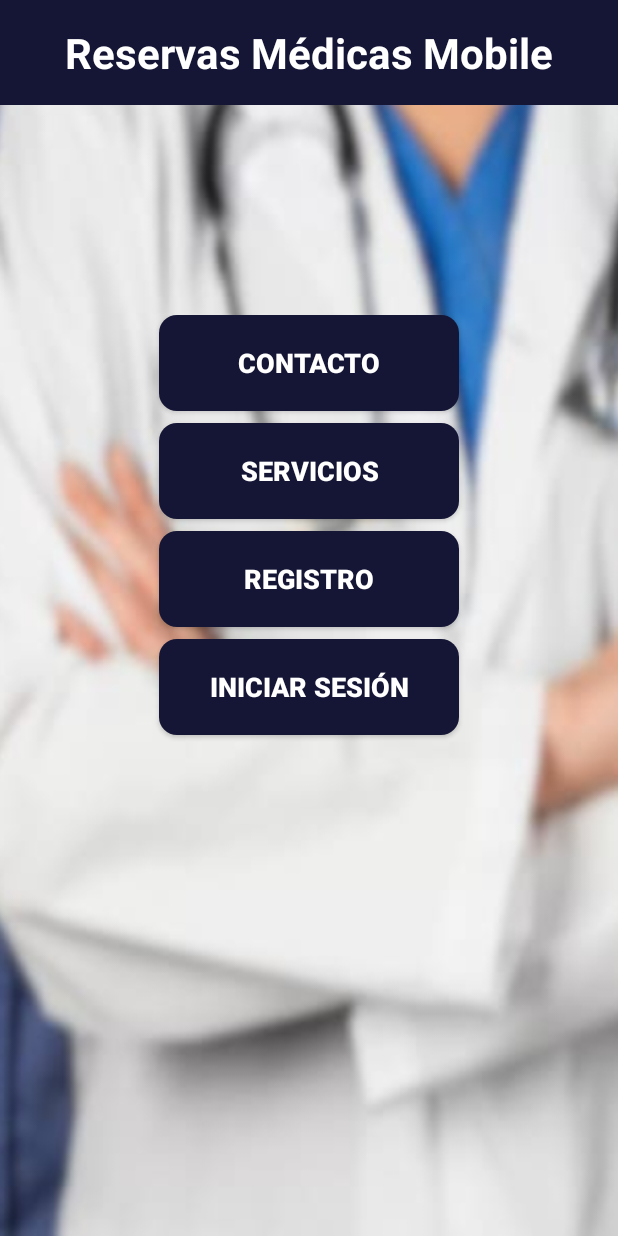
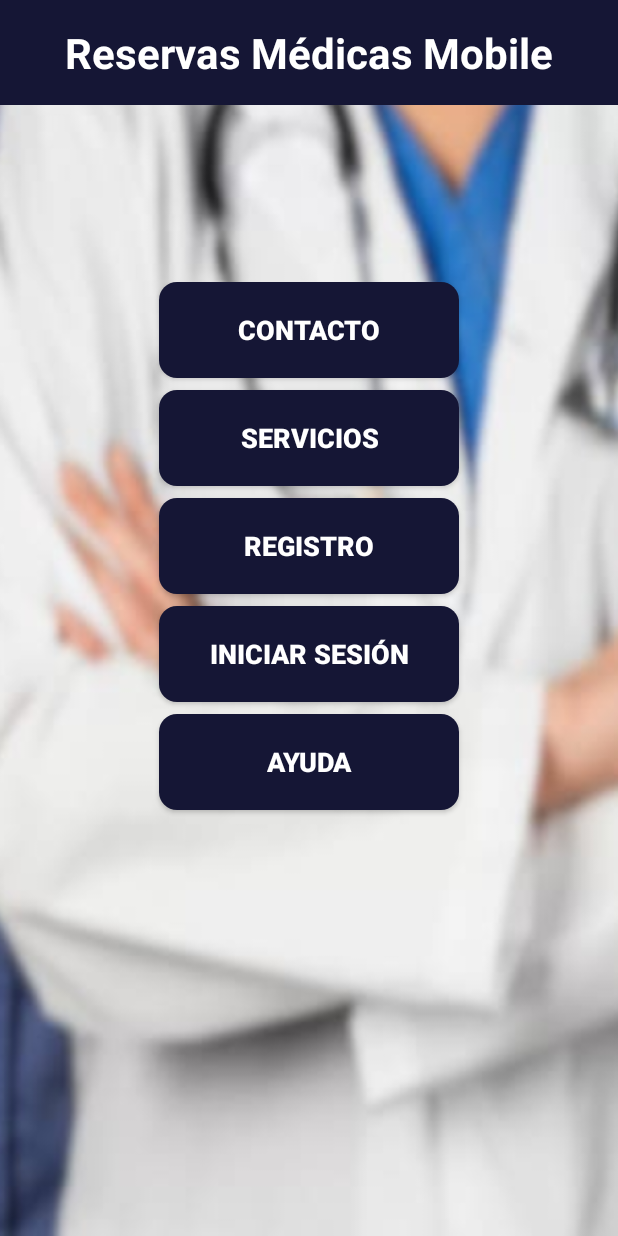
Before and after one commit to ReservasMedicasMobile/ReservasMedicasMobile, an Android app: the screen it shows after launch (MainActivity), on a phone screen of 412 x 824 dp. Run offline under Robolectric (Android 15) with nearby library versions, the phone set to English and light mode, and no system bars; Roboto replaces fonts that are not available here.

Commit message:
Video ayuda para login registro y turno

```diff
--- a/app/src/main/AndroidManifest.xml
+++ b/app/src/main/AndroidManifest.xml
@@ -67,10 +67,14 @@
             android:exported="true"
             android:screenOrientation="portrait" />
         <activity
+            android:name=".VideoActivity"
+            android:exported="true"
+            android:screenOrientation="portrait" />
+        <activity
             android:name=".MainActivity"
             android:exported="true"
             android:screenOrientation="portrait">
-            <intent-filter>
+        <intent-filter>
                 <action android:name="android.intent.action.MAIN" />
                 <category android:name="android.intent.category.LAUNCHER" />
             </intent-filter>
--- a/app/src/main/java/com/example/reservasmedicasmobile/MainActivity.java
+++ b/app/src/main/java/com/example/reservasmedicasmobile/MainActivity.java
@@ -12,12 +12,13 @@ import androidx.appcompat.widget.Toolbar;
 
 public class MainActivity extends AppCompatActivity {
 
-    private Button btnEpecialidades, btnContacto, btnServicios, btnTurnos, btnRegistro, btnPerfil, btnLogin, btnLogout;
+    private Button btnEpecialidades, btnContacto, btnServicios, btnTurnos, btnRegistro, btnPerfil, btnLogin, btnLogout, btnAyuda;
 
     @Override
     protected void onCreate(Bundle savedInstanceState) {
         super.onCreate(savedInstanceState);
         setContentView(R.layout.activity_main);
+
 
         // Configurar Toolbar
         Toolbar toolbar = findViewById(R.id.toolbar);
@@ -31,6 +32,7 @@ public class MainActivity extends AppCompatActivity {
         btnPerfil = findViewById(R.id.btn_dashboard);
         btnLogin = findViewById(R.id.btn_login);
         btnLogout = findViewById(R.id.btn_logout);
+        btnAyuda = findViewById(R.id.btn_ayuda);
 
         btnEpecialidades = findViewById(R.id.btn_especialidad);
 
@@ -58,6 +60,7 @@ public class MainActivity extends AppCompatActivity {
                 btnRegistro.setVisibility(View.GONE);
                 btnPerfil.setVisibility(View.GONE);
                 btnLogin.setVisibility(View.GONE);
+                btnAyuda.setVisibility(View.GONE);
                 btnTurnos.setVisibility(View.GONE);
             }else if (isLoggedIn && id !=49) {
 
@@ -68,11 +71,7 @@ public class MainActivity extends AppCompatActivity {
                 btnServicios.setVisibility(View.GONE); // Solo para usuarios no logueados
                 btnRegistro.setVisibility(View.GONE);  // Solo para usuarios no logueados
                 btnLogin.setVisibility(View.GONE);     // Solo para usuarios no logueados
-
-
-
-
-
+                btnAyuda.setVisibility(View.GONE);
 
             } else {
                 btnTurnos.setVisibility(View.GONE);    // Solo para usuarios logueados
@@ -91,6 +90,7 @@ public class MainActivity extends AppCompatActivity {
         btnTurnos.setOnClickListener(v -> startActivity(new Intent(MainActivity.this, turnos.class)));
         btnRegistro.setOnClickListener(v -> startActivity(new Intent(MainActivity.this, registro.class)));
         btnPerfil.setOnClickListener(v -> startActivity(new Intent(MainActivity.this, dashboard.class)));
+        btnAyuda.setOnClickListener(v -> startActivity(new Intent(MainActivity.this, VideoActivity.class)));
         btnLogin.setOnClickListener(v -> startActivity(new Intent(MainActivity.this, login.class)));
 
         btnEpecialidades.setOnClickListener(view -> startActivity(new Intent(MainActivity.this, especialidades.class)));
@@ -103,16 +103,4 @@ public class MainActivity extends AppCompatActivity {
         });
     }
 
-
-
-    /*@Override
-    protected void onStop() {
-        super.onStop();
-
-        // Limpiar sesión cuando la app se detenga (cuando se cierra)
-        SharedPreferences sharedPreferences = getSharedPreferences("app_prefs", MODE_PRIVATE);
-        SharedPreferences.Editor editor = sharedPreferences.edit();
-        editor.clear();  // Limpia todas las preferencias guardadas
-        editor.apply();  // Aplica los cambios
-    }*/
 }
--- a/app/src/main/res/layout/activity_main.xml
+++ b/app/src/main/res/layout/activity_main.xml
@@ -178,6 +178,19 @@
             android:textStyle="bold"
             />
 
+        <Button
+            android:id="@+id/btn_ayuda"
+            android:layout_width="200dp"
+            android:layout_height="64dp"
+            android:layout_marginBottom="8dp"
+            android:background="@drawable/rounded_button_home"
+            android:text="Ayuda"
+            android:textColor="#FFFFFF"
+            android:textSize="18sp"
+            android:textStyle="bold"
+            />
+
+
     </LinearLayout>
 
 </androidx.constraintlayout.widget.ConstraintLayout>
--- a/app/src/main/res/layout/activity_registro.xml
+++ b/app/src/main/res/layout/activity_registro.xml
@@ -160,7 +160,7 @@
 
         <Button
             android:id="@+id/inicio_btn"
-            android:layout_width="370dp"
+            android:layout_width="match_parent"
             android:layout_height="50dp"
             android:layout_marginTop="30dp"
             android:background="@drawable/rounded_button"
@@ -188,9 +188,6 @@
             android:textColor="@color/celeste"
             android:textSize="18sp"
             android:textStyle="bold" />
-
-
-
     </LinearLayout>
 
     <com.google.android.material.bottomnavigation.BottomNavigationView
```
Also changed, not shown: app/src/main/java/com/example/reservasmedicasmobile/VideoActivity.java (added, +100 -0 lines), app/src/main/res/layout/activity_video.xml (added, +30 -0 lines), 1 other file.
